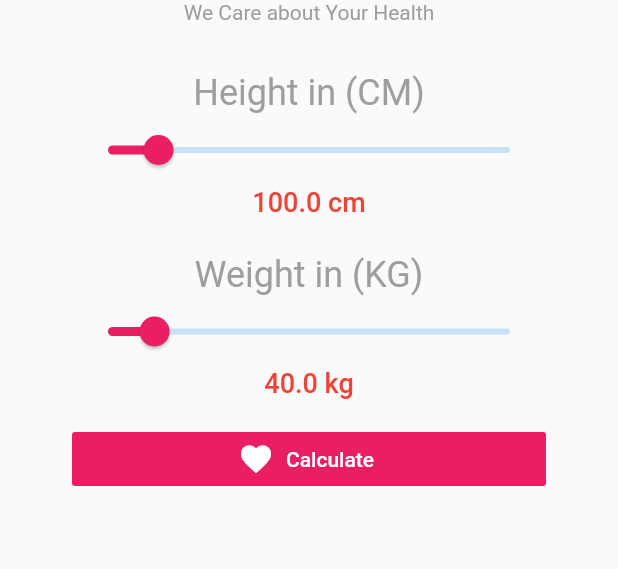
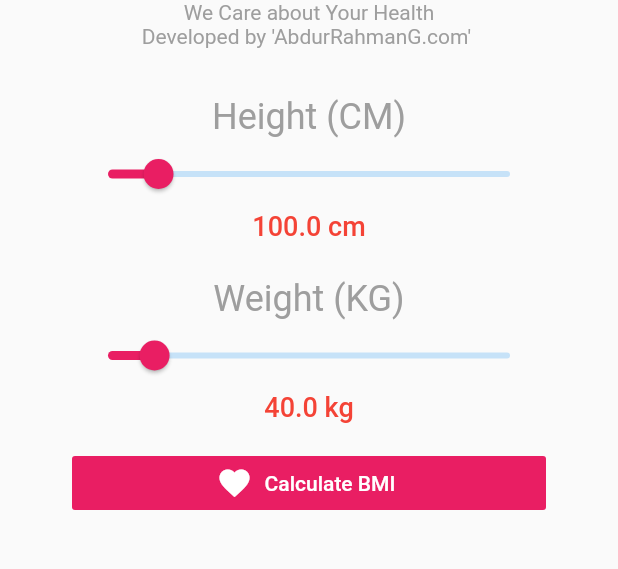
Before and after one commit to AbdurRahmanG/BMI-Calculator-Of-Techily-Fly-Version-1.0, a Flutter app: the screen it shows after launch, on a phone screen of 412 x 824 dp, the part 402-971 px from its top. Run offline on Flutter 3.47's test engine with Material 2 defaults, Android fonts, the phone set to English and light mode, and no system bars; our stand-ins replace flutter_svg.

Commit message:
BMI Calculator Of Techily Fly Version 1.1

```diff
--- a/lib/BMICalculatorOfTechilyFlyScreen.dart
+++ b/lib/BMICalculatorOfTechilyFlyScreen.dart
@@ -56,11 +56,18 @@ class _BMICalculatorOfTechilyFlyScreenState
                       fontSize: 14,
                       fontWeight: FontWeight.w400),
                 ),
+                Text(
+                  "Developed by 'AbdurRahmanG.com' ",
+                  style: TextStyle(
+                      color: Colors.grey,
+                      fontSize: 14,
+                      fontWeight: FontWeight.w400),
+                ),
                 SizedBox(
                   height: 32,
                 ),
                 Text(
-                  "Height in (CM)",
+                  "Height (CM)",
                   style: TextStyle(
                       color: Colors.grey,
                       fontSize: 24,
@@ -91,7 +98,7 @@ class _BMICalculatorOfTechilyFlyScreenState
                   height: 24,
                 ),
                 Text(
-                  "Weight in (KG)",
+                  "Weight (KG)",
                   style: TextStyle(
                       color: Colors.grey,
                       fontSize: 24,
@@ -143,7 +150,7 @@ class _BMICalculatorOfTechilyFlyScreenState
                       Icons.favorite,
                       color: Colors.white,
                     ),
-                    label: Text("Calculate"),
+                    label: Text("Calculate BMI"),
                     textColor: Colors.white,
                     color: Colors.pink,
                   ),
--- a/lib/BMIResultScreen.dart
+++ b/lib/BMIResultScreen.dart
@@ -78,7 +78,7 @@ class BMIResultScreen extends StatelessWidget {
                   Icons.arrow_back_ios,
                   color: Colors.white,
                 ),
-                label: Text("Let's Calculate Again"),
+                label: Text("Let's Calculate BMI Again!"),
                 textColor: Colors.white,
                 color: Colors.pink,
               ),
```
